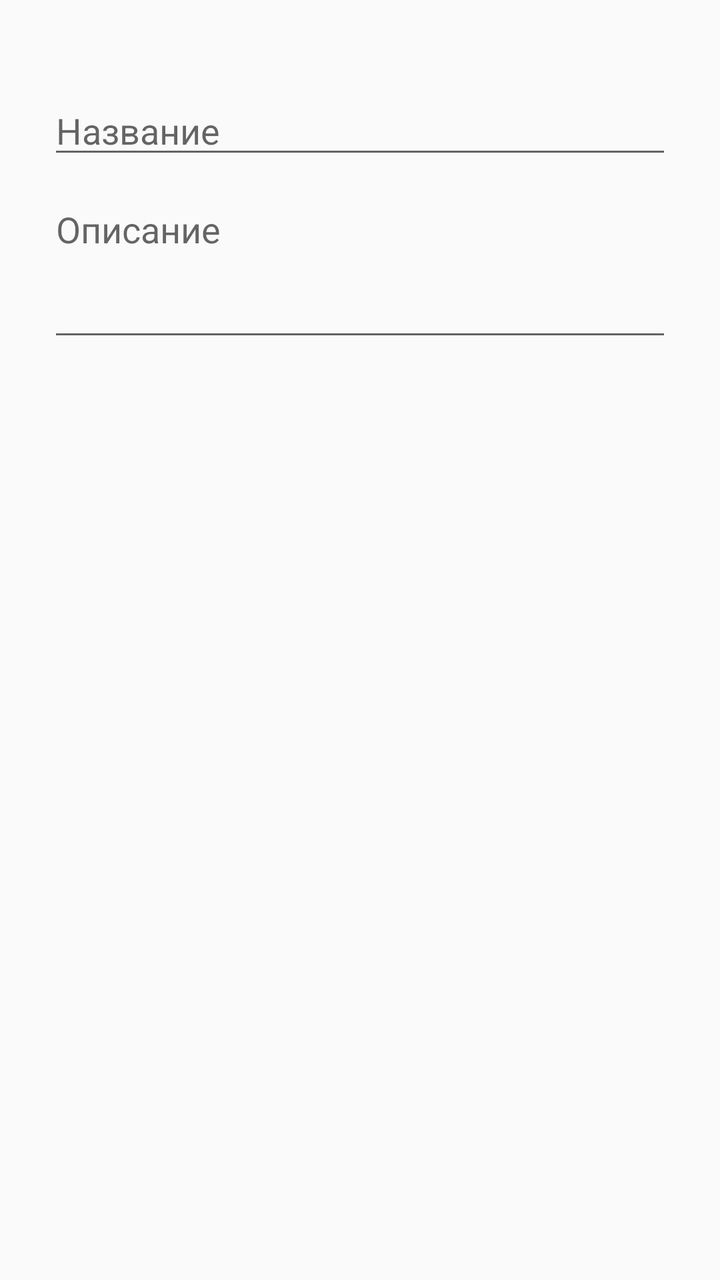
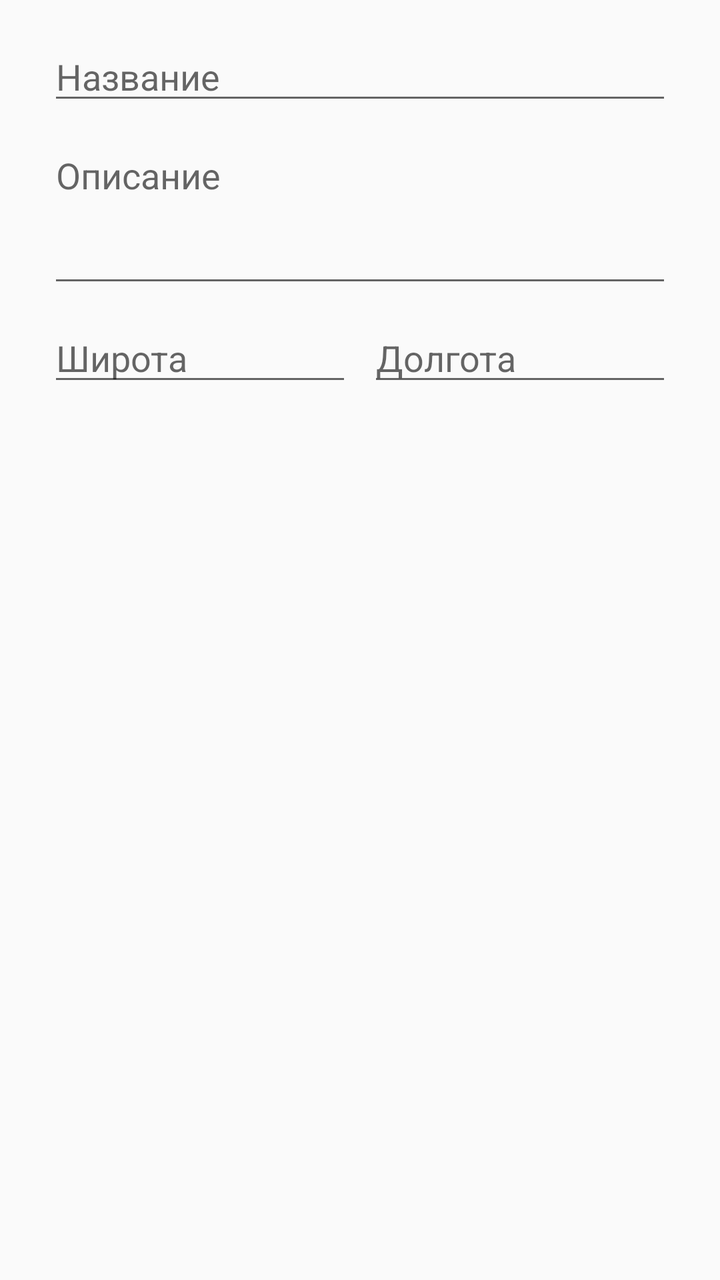

Two renders of the same Android screen: before a commit and after it. Below are the layout's source before the change and the commit's diff.
<!-- AndroidManifest.xml: application theme Theme.M16NewPermissions -->
<!-- res/layout/dialog_add_attraction.xml -->
<?xml version="1.0" encoding="utf-8"?>
<LinearLayout xmlns:android="http://schemas.android.com/apk/res/android"
    android:layout_width="match_parent"
    android:layout_height="wrap_content"
    android:orientation="vertical"
    android:paddingStart="24dp"
    android:paddingEnd="24dp"
    android:paddingTop="16dp"
    android:paddingBottom="8dp">

    
    <TextView
        android:id="@+id/coordinatesTextView"
        android:layout_width="match_parent"
        android:layout_height="wrap_content"
        android:paddingBottom="8dp"
        android:textStyle="italic" />

    <EditText
        android:id="@+id/nameEditText"
        android:layout_width="match_parent"
        android:layout_height="wrap_content"
        android:hint="@string/attraction_name_hint"
        android:inputType="textCapSentences"
        android:maxLines="1"
        android:importantForAutofill="no" />

    <EditText
        android:id="@+id/descriptionEditText"
        android:layout_width="match_parent"
        android:layout_height="wrap_content"
        android:layout_marginTop="8dp"
        android:hint="@string/attraction_description_hint"
        android:inputType="textCapSentences|textMultiLine"
        android:minLines="3"
        android:gravity="top|start"
        android:importantForAutofill="no" />
</LinearLayout>
<!-- resources referenced by this layout -->
<resources>
  <string name="attraction_description_hint">Описание</string>
  <string name="attraction_name_hint">Название</string>
  <style name="Theme.M16NewPermissions" parent="Theme.AppCompat.Light.NoActionBar">
          
          <item name="colorPrimary">@color/purple_500</item>
          <item name="colorPrimaryDark">@color/purple_700</item>
          <item name="colorAccent">@color/teal_200</item>
      </style>
  <color name="purple_500">#FF6200EE</color>
  <color name="purple_700">#FF3700B3</color>
  <color name="teal_200">#FF03DAC5</color>
</resources>

<!-- the commit's change to res/layout/dialog_add_attraction.xml (unified diff, before → after) -->
@@ -7,14 +7,6 @@
     android:paddingEnd="24dp"
     android:paddingTop="16dp"
     android:paddingBottom="8dp">
-
-    
-    <TextView
-        android:id="@+id/coordinatesTextView"
-        android:layout_width="match_parent"
-        android:layout_height="wrap_content"
-        android:paddingBottom="8dp"
-        android:textStyle="italic" />
 
     <EditText
         android:id="@+id/nameEditText"
@@ -35,4 +27,43 @@
         android:minLines="3"
         android:gravity="top|start"
         android:importantForAutofill="no" />
+
+    
+    <LinearLayout
+        android:layout_width="match_parent"
+        android:layout_height="wrap_content"
+        android:layout_marginTop="8dp"
+        android:orientation="horizontal">
+
+        <EditText
+            android:id="@+id/latitudeEditText"
+            android:layout_width="0dp"
+            android:layout_height="wrap_content"
+            android:layout_weight="1"
+            android:hint="@string/attraction_latitude_hint"
+            android:inputType="numberDecimal|numberSigned"
+            android:maxLines="1"
+            android:importantForAutofill="no" />
+
+        <EditText
+            android:id="@+id/longitudeEditText"
+            android:layout_width="0dp"
+            android:layout_height="wrap_content"
+            android:layout_weight="1"
+            android:layout_marginStart="8dp"
+            android:hint="@string/attraction_longitude_hint"
+            android:inputType="numberDecimal|numberSigned"
+            android:maxLines="1"
+            android:importantForAutofill="no" />
+    </LinearLayout>
+
+    
+    <TextView
+        android:id="@+id/dragHintTextView"
+        android:layout_width="match_parent"
+        android:layout_height="wrap_content"
+        android:layout_marginTop="8dp"
+        android:text="@string/edit_marker_drag_hint"
+        android:textStyle="italic"
+        android:visibility="gone" />
 </LinearLayout>
<!-- resource entries referenced after the edit -->
@@ -1,7 +1,10 @@
 <!-- resources referenced by this layout -->
 <resources>
   <string name="attraction_description_hint">Описание</string>
+  <string name="attraction_latitude_hint">Широта</string>
+  <string name="attraction_longitude_hint">Долгота</string>
   <string name="attraction_name_hint">Название</string>
+  <string name="edit_marker_drag_hint">Метку можно перетащить по карте долгим нажатием</string>
   <style name="Theme.M16NewPermissions" parent="Theme.AppCompat.Light.NoActionBar">
           
           <item name="colorPrimary">@color/purple_500</item>
